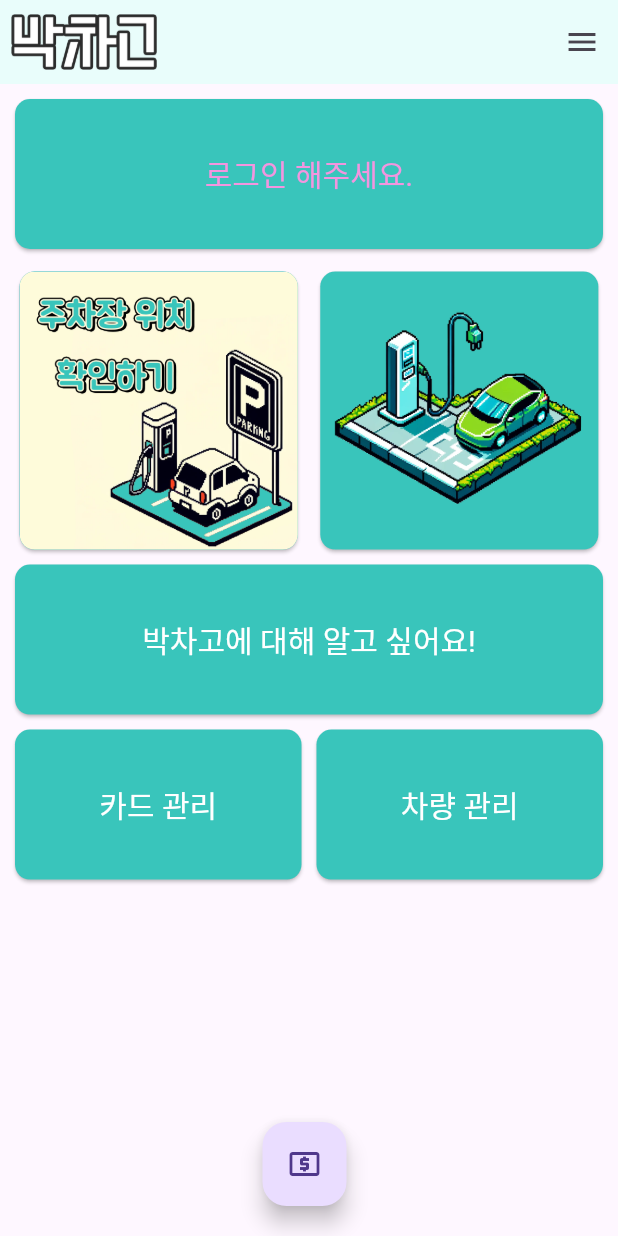
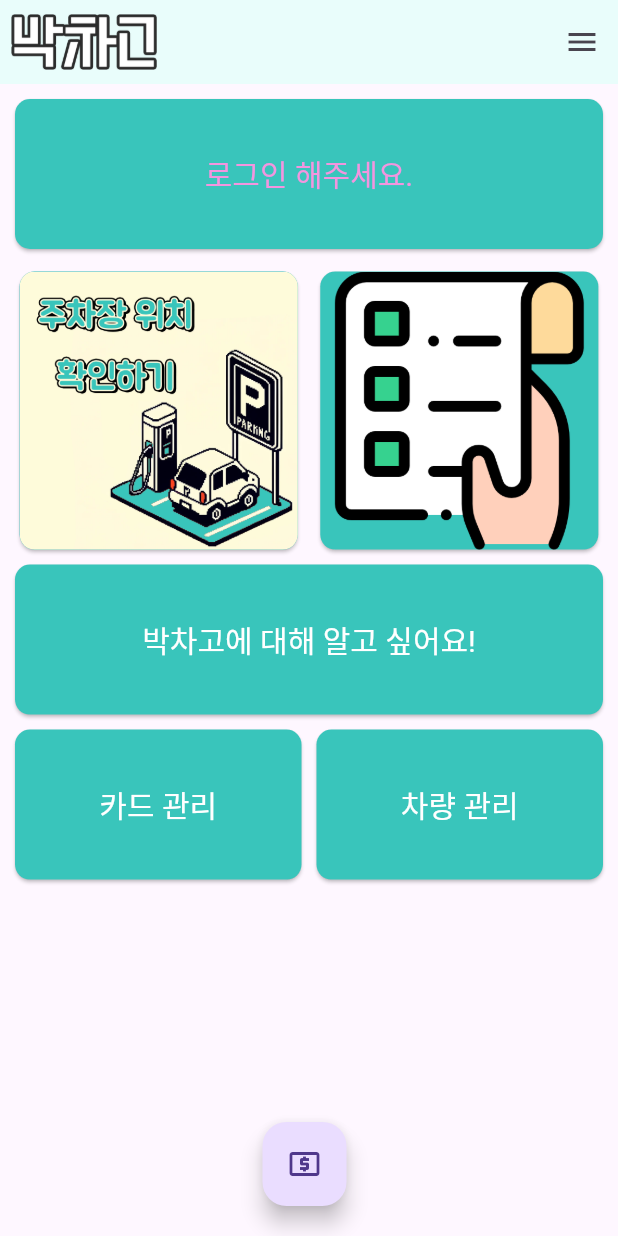
Before and after one commit to SPACE-AXE/pig-front, a Flutter app: the screen it shows after launch, on a phone screen of 412 x 824 dp. Run offline on Flutter 3.47's test engine with Material 3 defaults, Android fonts, the phone set to English and light mode, and no system bars; our stand-ins replace flutter_riverpod, fluttertoast, geolocator; missing offline and left inert: flutter_naver_map, qr_code_scanner.

Commit message:
이미지 변경

```diff
--- a/lib/main.dart
+++ b/lib/main.dart
@@ -174,7 +174,7 @@ class _MainBodyState extends State<MainBody> {
                   child: ClipRRect(
                     borderRadius: BorderRadius.circular(10),
                     child: Image.asset(
-                      'lib/assets/images/logo.png',
+                      'lib/assets/images/list.png',
                       fit: BoxFit.cover,
                     ),
                   ),
```
Also changed, not shown: lib/assets/images/list.png (added).
